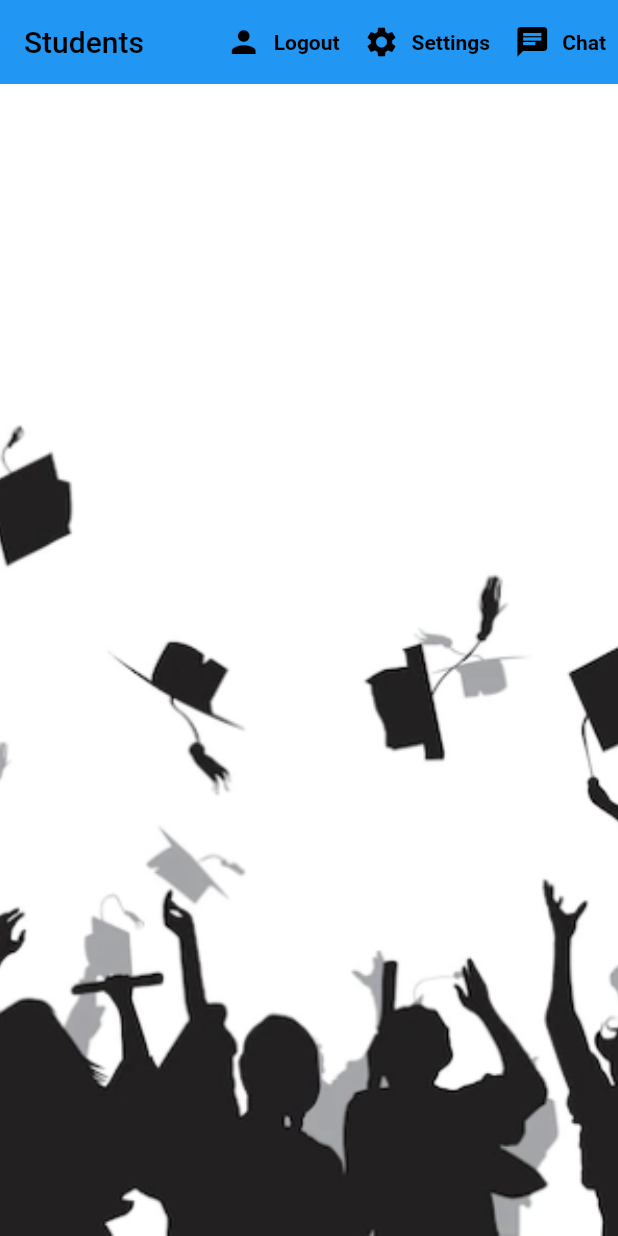
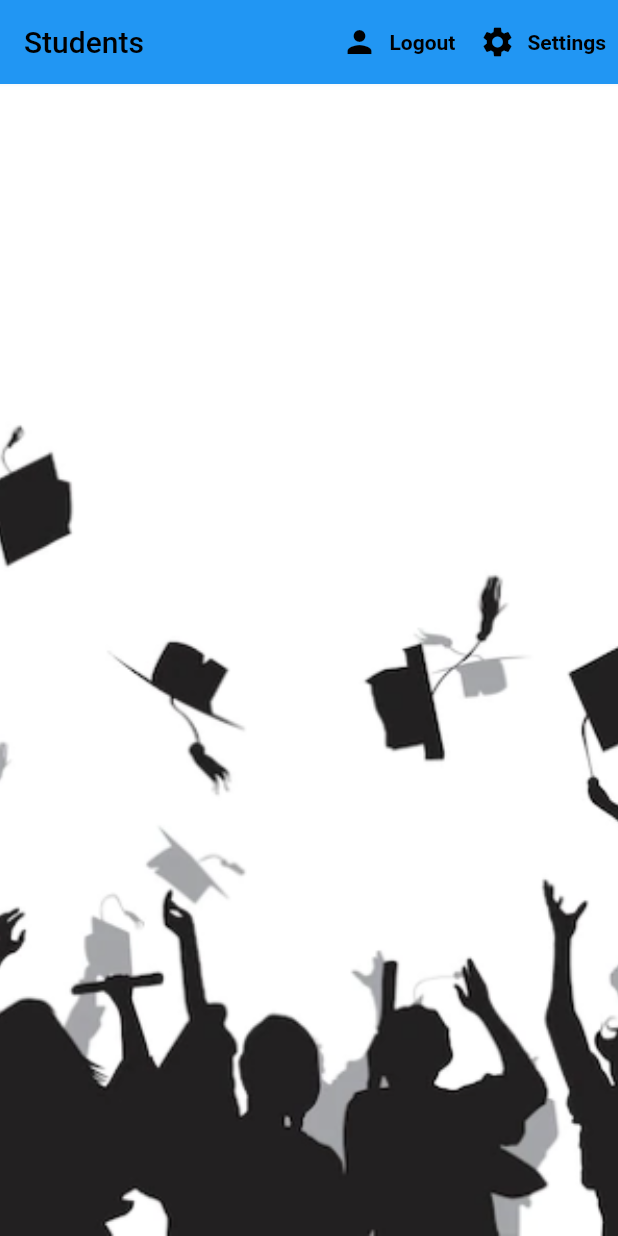
Before and after one commit to Daksh2356/Class-App, a Flutter app: the screen it shows once a user with an empty profile is signed in, on a phone screen of 412 x 824 dp. Run offline on Flutter 3.47's test engine with Material 2 defaults, Android fonts, the phone set to English and light mode, and no system bars; our stand-ins replace cloud_firestore, firebase_auth, firebase_core, flutter_spinkit; accounts and stored records are empty.

```diff
--- a/lib/screens/home/home.dart
+++ b/lib/screens/home/home.dart
@@ -1,5 +1,5 @@
 import 'package:flutter/material.dart';
-import 'package:try1/chat/chat_box.dart';
+// import 'package:try1/chat/chat_box.dart';
 import 'package:try1/screens/home/settings_form.dart';
 import 'package:try1/screens/home/student_list.dart';
 import 'package:try1/services/auth.dart';
@@ -60,18 +60,18 @@ class Home extends StatelessWidget {
           ),
         onPressed: () => _showsettingsPanel(),
       ),
-            TextButton.icon(
-                onPressed: ()=> {
-                 chatpage()
-                },
-                icon: Icon(Icons.chat,
-                    color: Colors.black),
-              label: Text('Chat',
-                style: TextStyle(
-                    color: Colors.black,
-                    fontWeight: FontWeight.bold,
-                    fontSize: 14),
-              ),)
+            // TextButton.icon(
+            //     onPressed: ()=> {
+            //      chatpage()
+            //     },
+            //     icon: Icon(Icons.chat,
+            //         color: Colors.black),
+            //   label: Text('Chat',
+            //     style: TextStyle(
+            //         color: Colors.black,
+            //         fontWeight: FontWeight.bold,
+            //         fontSize: 14),
+            //   ),)
       ],
       ),
         body : Container(
```
Also changed, not shown: 2 other files.
